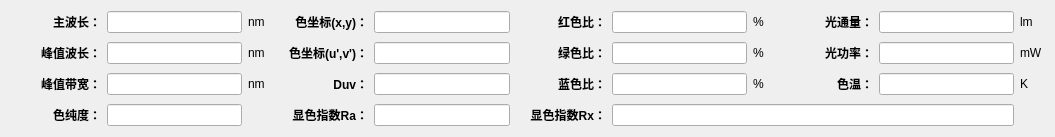
Above: SL2000/HDetailWidget2000.ui from hexianqi/QtCode before the change. Below: the same form after it.
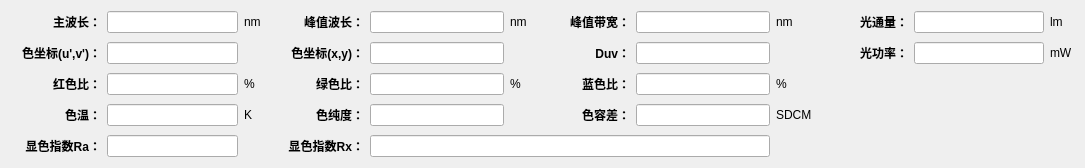
That is the form after the change.

Diff of the .ui file:
```diff
--- a/SL2000/HDetailWidget2000.ui
+++ b/SL2000/HDetailWidget2000.ui
@@ -6,34 +6,18 @@
    <rect>
     <x>0</x>
     <y>0</y>
-    <width>1055</width>
-    <height>125</height>
+    <width>1085</width>
+    <height>154</height>
    </rect>
   </property>
   <layout class="QGridLayout" name="gridLayout">
    <property name="verticalSpacing">
     <number>9</number>
    </property>
-   <item row="0" column="0">
-    <widget class="QLabel" name="label_011">
+   <item row="4" column="1">
+    <widget class="QLineEdit" name="lineEdit_031">
      <property name="minimumSize">
       <size>
-       <width>90</width>
-       <height>0</height>
-      </size>
-     </property>
-     <property name="text">
-      <string>&lt;span style=&quot; font-weight:600;&quot;&gt;主波长：&lt;/span&gt;</string>
-     </property>
-     <property name="alignment">
-      <set>Qt::AlignRight|Qt::AlignTrailing|Qt::AlignVCenter</set>
-     </property>
-    </widget>
-   </item>
-   <item row="0" column="1">
-    <widget class="QLineEdit" name="lineEdit_001">
-     <property name="minimumSize">
-      <size>
        <width>100</width>
        <height>0</height>
       </size>
@@ -46,92 +30,8 @@
      </property>
     </widget>
    </item>
-   <item row="0" column="2">
-    <widget class="QLabel" name="label_312">
-     <property name="minimumSize">
-      <size>
-       <width>24</width>
-       <height>0</height>
-      </size>
-     </property>
-     <property name="text">
-      <string>&lt;font color=#000000&gt;nm&lt;/font&gt;</string>
-     </property>
-     <property name="alignment">
-      <set>Qt::AlignLeading|Qt::AlignLeft|Qt::AlignVCenter</set>
-     </property>
-    </widget>
-   </item>
-   <item row="0" column="3">
-    <widget class="QLabel" name="label_021">
-     <property name="minimumSize">
-      <size>
-       <width>90</width>
-       <height>0</height>
-      </size>
-     </property>
-     <property name="text">
-      <string>&lt;span style=&quot; font-weight:600;&quot;&gt;色坐标(x,y)：&lt;/span&gt;</string>
-     </property>
-     <property name="alignment">
-      <set>Qt::AlignRight|Qt::AlignTrailing|Qt::AlignVCenter</set>
-     </property>
-    </widget>
-   </item>
-   <item row="0" column="4">
-    <widget class="QLineEdit" name="lineEdit_002">
-     <property name="minimumSize">
-      <size>
-       <width>100</width>
-       <height>0</height>
-      </size>
-     </property>
-     <property name="alignment">
-      <set>Qt::AlignCenter</set>
-     </property>
-     <property name="readOnly">
-      <bool>true</bool>
-     </property>
-    </widget>
-   </item>
-   <item row="0" column="5">
-    <widget class="QLabel" name="label_041">
-     <property name="minimumSize">
-      <size>
-       <width>90</width>
-       <height>0</height>
-      </size>
-     </property>
-     <property name="text">
-      <string>&lt;!DOCTYPE HTML PUBLIC &quot;-//W3C//DTD HTML 4.0//EN&quot; &quot;http://www.w3.org/TR/REC-html40/strict.dtd&quot;&gt;
-&lt;html&gt;&lt;head&gt;&lt;meta name=&quot;qrichtext&quot; content=&quot;1&quot; /&gt;&lt;style type=&quot;text/css&quot;&gt;
-p, li { white-space: pre-wrap; }
-&lt;/style&gt;&lt;/head&gt;&lt;body style=&quot; font-family:'SimSun'; font-size:9pt; font-weight:400; font-style:normal;&quot;&gt;
-&lt;p style=&quot; margin-top:0px; margin-bottom:0px; margin-left:0px; margin-right:0px; -qt-block-indent:0; text-indent:0px;&quot;&gt;&lt;span style=&quot; font-weight:600;&quot;&gt;红色比：&lt;/span&gt;&lt;/p&gt;&lt;/body&gt;&lt;/html&gt;</string>
-     </property>
-     <property name="alignment">
-      <set>Qt::AlignRight|Qt::AlignTrailing|Qt::AlignVCenter</set>
-     </property>
-    </widget>
-   </item>
-   <item row="0" column="6">
-    <widget class="QLineEdit" name="lineEdit_003">
-     <property name="minimumSize">
-      <size>
-       <width>100</width>
-       <height>0</height>
-      </size>
-     </property>
-     <property name="alignment">
-      <set>Qt::AlignCenter</set>
-     </property>
-     <property name="readOnly">
-      <bool>true</bool>
-     </property>
-    </widget>
-   </item>
-   <item row="0" column="7">
-    <widget class="QLabel" name="label_332">
+   <item row="3" column="5">
+    <widget class="QLabel" name="label_310">
      <property name="minimumSize">
       <size>
        <width>24</width>
@@ -150,39 +50,7 @@
      </property>
     </widget>
    </item>
-   <item row="0" column="8">
-    <widget class="QLabel" name="label_001">
-     <property name="minimumSize">
-      <size>
-       <width>90</width>
-       <height>0</height>
-      </size>
-     </property>
-     <property name="text">
-      <string>&lt;span style=&quot; font-weight:600;&quot;&gt;光通量：&lt;/span&gt;</string>
-     </property>
-     <property name="alignment">
-      <set>Qt::AlignRight|Qt::AlignTrailing|Qt::AlignVCenter</set>
-     </property>
-    </widget>
-   </item>
-   <item row="0" column="9">
-    <widget class="QLineEdit" name="lineEdit_004">
-     <property name="minimumSize">
-      <size>
-       <width>100</width>
-       <height>0</height>
-      </size>
-     </property>
-     <property name="alignment">
-      <set>Qt::AlignCenter</set>
-     </property>
-     <property name="readOnly">
-      <bool>true</bool>
-     </property>
-    </widget>
-   </item>
-   <item row="0" column="10">
+   <item row="1" column="11">
     <widget class="QLabel" name="label_301">
      <property name="minimumSize">
       <size>
@@ -198,8 +66,120 @@
      </property>
     </widget>
    </item>
+   <item row="1" column="10">
+    <widget class="QLineEdit" name="lineEdit_004">
+     <property name="minimumSize">
+      <size>
+       <width>100</width>
+       <height>0</height>
+      </size>
+     </property>
+     <property name="alignment">
+      <set>Qt::AlignCenter</set>
+     </property>
+     <property name="readOnly">
+      <bool>true</bool>
+     </property>
+    </widget>
+   </item>
+   <item row="4" column="3">
+    <widget class="QLabel" name="label_032">
+     <property name="minimumSize">
+      <size>
+       <width>90</width>
+       <height>0</height>
+      </size>
+     </property>
+     <property name="text">
+      <string>&lt;span style=&quot; font-weight:600;&quot;&gt;色纯度：&lt;/span&gt;</string>
+     </property>
+     <property name="alignment">
+      <set>Qt::AlignRight|Qt::AlignTrailing|Qt::AlignVCenter</set>
+     </property>
+    </widget>
+   </item>
+   <item row="4" column="2">
+    <widget class="QLabel" name="label_307">
+     <property name="minimumSize">
+      <size>
+       <width>24</width>
+       <height>0</height>
+      </size>
+     </property>
+     <property name="text">
+      <string>&lt;font color=#000000&gt;K&lt;/sup&gt;&lt;/font&gt;</string>
+     </property>
+     <property name="alignment">
+      <set>Qt::AlignLeading|Qt::AlignLeft|Qt::AlignVCenter</set>
+     </property>
+    </widget>
+   </item>
+   <item row="4" column="0">
+    <widget class="QLabel" name="label_031">
+     <property name="minimumSize">
+      <size>
+       <width>90</width>
+       <height>0</height>
+      </size>
+     </property>
+     <property name="text">
+      <string>&lt;span style=&quot; font-weight:600;&quot;&gt;色温：&lt;/span&gt;</string>
+     </property>
+     <property name="alignment">
+      <set>Qt::AlignRight|Qt::AlignTrailing|Qt::AlignVCenter</set>
+     </property>
+    </widget>
+   </item>
+   <item row="4" column="7">
+    <widget class="QLineEdit" name="lineEdit_033">
+     <property name="minimumSize">
+      <size>
+       <width>100</width>
+       <height>0</height>
+      </size>
+     </property>
+     <property name="alignment">
+      <set>Qt::AlignCenter</set>
+     </property>
+     <property name="readOnly">
+      <bool>true</bool>
+     </property>
+    </widget>
+   </item>
+   <item row="5" column="0">
+    <widget class="QLabel" name="label_051">
+     <property name="minimumSize">
+      <size>
+       <width>90</width>
+       <height>0</height>
+      </size>
+     </property>
+     <property name="text">
+      <string>&lt;span style=&quot; font-weight:600;&quot;&gt;显色指数Ra：&lt;/span&gt;</string>
+     </property>
+     <property name="alignment">
+      <set>Qt::AlignRight|Qt::AlignTrailing|Qt::AlignVCenter</set>
+     </property>
+    </widget>
+   </item>
+   <item row="1" column="2">
+    <widget class="QLabel" name="label_304">
+     <property name="minimumSize">
+      <size>
+       <width>24</width>
+       <height>0</height>
+      </size>
+     </property>
+     <property name="text">
+      <string>&lt;font color=#000000&gt;nm&lt;/font&gt;</string>
+     </property>
+     <property name="alignment">
+      <set>Qt::AlignLeading|Qt::AlignLeft|Qt::AlignVCenter</set>
+     </property>
+    </widget>
+   </item>
    <item row="1" column="0">
-    <widget class="QLabel" name="label_012">
+    <widget class="QLabel" name="label_001">
      <property name="minimumSize">
       <size>
        <width>90</width>
@@ -207,15 +187,31 @@
       </size>
      </property>
      <property name="text">
-      <string>&lt;span style=&quot; font-weight:600;&quot;&gt;峰值波长：&lt;/span&gt;</string>
+      <string>&lt;span style=&quot; font-weight:600;&quot;&gt;主波长：&lt;/span&gt;</string>
      </property>
      <property name="alignment">
       <set>Qt::AlignRight|Qt::AlignTrailing|Qt::AlignVCenter</set>
      </property>
     </widget>
    </item>
+   <item row="1" column="8">
+    <widget class="QLabel" name="label_305">
+     <property name="minimumSize">
+      <size>
+       <width>24</width>
+       <height>0</height>
+      </size>
+     </property>
+     <property name="text">
+      <string>&lt;font color=#000000&gt;nm&lt;/font&gt;</string>
+     </property>
+     <property name="alignment">
+      <set>Qt::AlignLeading|Qt::AlignLeft|Qt::AlignVCenter</set>
+     </property>
+    </widget>
+   </item>
    <item row="1" column="1">
-    <widget class="QLineEdit" name="lineEdit_011">
+    <widget class="QLineEdit" name="lineEdit_001">
      <property name="minimumSize">
       <size>
        <width>100</width>
@@ -230,39 +226,7 @@
      </property>
     </widget>
    </item>
-   <item row="1" column="2">
-    <widget class="QLabel" name="label_311">
-     <property name="minimumSize">
-      <size>
-       <width>24</width>
-       <height>0</height>
-      </size>
-     </property>
-     <property name="text">
-      <string>&lt;font color=#000000&gt;nm&lt;/font&gt;</string>
-     </property>
-     <property name="alignment">
-      <set>Qt::AlignLeading|Qt::AlignLeft|Qt::AlignVCenter</set>
-     </property>
-    </widget>
-   </item>
-   <item row="1" column="3">
-    <widget class="QLabel" name="label_022">
-     <property name="minimumSize">
-      <size>
-       <width>90</width>
-       <height>0</height>
-      </size>
-     </property>
-     <property name="text">
-      <string>&lt;span style=&quot; font-weight:600;&quot;&gt;色坐标(u',v')：&lt;/span&gt;</string>
-     </property>
-     <property name="alignment">
-      <set>Qt::AlignRight|Qt::AlignTrailing|Qt::AlignVCenter</set>
-     </property>
-    </widget>
-   </item>
-   <item row="1" column="4">
+   <item row="2" column="4">
     <widget class="QLineEdit" name="lineEdit_012">
      <property name="minimumSize">
       <size>
@@ -278,8 +242,8 @@
      </property>
     </widget>
    </item>
-   <item row="1" column="5">
-    <widget class="QLabel" name="label_042">
+   <item row="3" column="3">
+    <widget class="QLabel" name="label_022">
      <property name="minimumSize">
       <size>
        <width>90</width>
@@ -298,8 +262,8 @@
      </property>
     </widget>
    </item>
-   <item row="1" column="6">
-    <widget class="QLineEdit" name="lineEdit_013">
+   <item row="1" column="4">
+    <widget class="QLineEdit" name="lineEdit_002">
      <property name="minimumSize">
       <size>
        <width>100</width>
@@ -314,76 +278,24 @@
      </property>
     </widget>
    </item>
-   <item row="1" column="7">
-    <widget class="QLabel" name="label_334">
-     <property name="minimumSize">
-      <size>
-       <width>24</width>
-       <height>0</height>
-      </size>
-     </property>
-     <property name="text">
-      <string>&lt;!DOCTYPE HTML PUBLIC &quot;-//W3C//DTD HTML 4.0//EN&quot; &quot;http://www.w3.org/TR/REC-html40/strict.dtd&quot;&gt;
-&lt;html&gt;&lt;head&gt;&lt;meta name=&quot;qrichtext&quot; content=&quot;1&quot; /&gt;&lt;style type=&quot;text/css&quot;&gt;
-p, li { white-space: pre-wrap; }
-&lt;/style&gt;&lt;/head&gt;&lt;body style=&quot; font-family:'SimSun'; font-size:9pt; font-weight:400; font-style:normal;&quot;&gt;
-&lt;p style=&quot; margin-top:0px; margin-bottom:0px; margin-left:0px; margin-right:0px; -qt-block-indent:0; text-indent:0px;&quot;&gt;&lt;span style=&quot; color:#000000;&quot;&gt;%&lt;/span&gt;&lt;/p&gt;&lt;/body&gt;&lt;/html&gt;</string>
-     </property>
-     <property name="alignment">
-      <set>Qt::AlignLeading|Qt::AlignLeft|Qt::AlignVCenter</set>
-     </property>
-    </widget>
-   </item>
-   <item row="1" column="8">
-    <widget class="QLabel" name="label_002">
-     <property name="minimumSize">
-      <size>
-       <width>90</width>
-       <height>0</height>
-      </size>
-     </property>
-     <property name="text">
-      <string>&lt;span style=&quot; font-weight:600;&quot;&gt;光功率：&lt;/span&gt;</string>
-     </property>
-     <property name="alignment">
-      <set>Qt::AlignRight|Qt::AlignTrailing|Qt::AlignVCenter</set>
-     </property>
-    </widget>
-   </item>
-   <item row="1" column="9">
-    <widget class="QLineEdit" name="lineEdit_014">
-     <property name="minimumSize">
-      <size>
-       <width>100</width>
-       <height>0</height>
-      </size>
-     </property>
-     <property name="alignment">
-      <set>Qt::AlignCenter</set>
-     </property>
-     <property name="readOnly">
-      <bool>true</bool>
-     </property>
-    </widget>
-   </item>
-   <item row="1" column="10">
-    <widget class="QLabel" name="label_302">
-     <property name="minimumSize">
-      <size>
-       <width>24</width>
-       <height>0</height>
-      </size>
-     </property>
-     <property name="text">
-      <string>&lt;font color=#000000&gt;mW&lt;/font&gt;</string>
-     </property>
-     <property name="alignment">
-      <set>Qt::AlignLeading|Qt::AlignLeft|Qt::AlignVCenter</set>
-     </property>
-    </widget>
-   </item>
    <item row="2" column="0">
-    <widget class="QLabel" name="label_013">
+    <widget class="QLabel" name="label_011">
+     <property name="minimumSize">
+      <size>
+       <width>90</width>
+       <height>0</height>
+      </size>
+     </property>
+     <property name="text">
+      <string>&lt;span style=&quot; font-weight:600;&quot;&gt;色坐标(u',v')：&lt;/span&gt;</string>
+     </property>
+     <property name="alignment">
+      <set>Qt::AlignRight|Qt::AlignTrailing|Qt::AlignVCenter</set>
+     </property>
+    </widget>
+   </item>
+   <item row="1" column="6">
+    <widget class="QLabel" name="label_003">
      <property name="minimumSize">
       <size>
        <width>90</width>
@@ -398,24 +310,8 @@
      </property>
     </widget>
    </item>
-   <item row="2" column="1">
-    <widget class="QLineEdit" name="lineEdit_021">
-     <property name="minimumSize">
-      <size>
-       <width>100</width>
-       <height>0</height>
-      </size>
-     </property>
-     <property name="alignment">
-      <set>Qt::AlignCenter</set>
-     </property>
-     <property name="readOnly">
-      <bool>true</bool>
-     </property>
-    </widget>
-   </item>
-   <item row="2" column="2">
-    <widget class="QLabel" name="label_313">
+   <item row="3" column="8">
+    <widget class="QLabel" name="label_309">
      <property name="minimumSize">
       <size>
        <width>24</width>
@@ -423,14 +319,50 @@
       </size>
      </property>
      <property name="text">
-      <string>&lt;font color=#000000&gt;nm&lt;/font&gt;</string>
+      <string>&lt;!DOCTYPE HTML PUBLIC &quot;-//W3C//DTD HTML 4.0//EN&quot; &quot;http://www.w3.org/TR/REC-html40/strict.dtd&quot;&gt;
+&lt;html&gt;&lt;head&gt;&lt;meta name=&quot;qrichtext&quot; content=&quot;1&quot; /&gt;&lt;style type=&quot;text/css&quot;&gt;
+p, li { white-space: pre-wrap; }
+&lt;/style&gt;&lt;/head&gt;&lt;body style=&quot; font-family:'SimSun'; font-size:9pt; font-weight:400; font-style:normal;&quot;&gt;
+&lt;p style=&quot; margin-top:0px; margin-bottom:0px; margin-left:0px; margin-right:0px; -qt-block-indent:0; text-indent:0px;&quot;&gt;&lt;span style=&quot; color:#000000;&quot;&gt;%&lt;/span&gt;&lt;/p&gt;&lt;/body&gt;&lt;/html&gt;</string>
      </property>
      <property name="alignment">
       <set>Qt::AlignLeading|Qt::AlignLeft|Qt::AlignVCenter</set>
      </property>
     </widget>
    </item>
-   <item row="2" column="3">
+   <item row="4" column="4">
+    <widget class="QLineEdit" name="lineEdit_032">
+     <property name="minimumSize">
+      <size>
+       <width>100</width>
+       <height>0</height>
+      </size>
+     </property>
+     <property name="alignment">
+      <set>Qt::AlignCenter</set>
+     </property>
+     <property name="readOnly">
+      <bool>true</bool>
+     </property>
+    </widget>
+   </item>
+   <item row="2" column="10">
+    <widget class="QLineEdit" name="lineEdit_014">
+     <property name="minimumSize">
+      <size>
+       <width>100</width>
+       <height>0</height>
+      </size>
+     </property>
+     <property name="alignment">
+      <set>Qt::AlignCenter</set>
+     </property>
+     <property name="readOnly">
+      <bool>true</bool>
+     </property>
+    </widget>
+   </item>
+   <item row="3" column="6">
     <widget class="QLabel" name="label_023">
      <property name="minimumSize">
       <size>
@@ -439,38 +371,6 @@
       </size>
      </property>
      <property name="text">
-      <string>&lt;span style=&quot; font-weight:600;&quot;&gt;Duv：&lt;/span&gt;</string>
-     </property>
-     <property name="alignment">
-      <set>Qt::AlignRight|Qt::AlignTrailing|Qt::AlignVCenter</set>
-     </property>
-    </widget>
-   </item>
-   <item row="2" column="4">
-    <widget class="QLineEdit" name="lineEdit_022">
-     <property name="minimumSize">
-      <size>
-       <width>100</width>
-       <height>0</height>
-      </size>
-     </property>
-     <property name="alignment">
-      <set>Qt::AlignCenter</set>
-     </property>
-     <property name="readOnly">
-      <bool>true</bool>
-     </property>
-    </widget>
-   </item>
-   <item row="2" column="5">
-    <widget class="QLabel" name="label_043">
-     <property name="minimumSize">
-      <size>
-       <width>90</width>
-       <height>0</height>
-      </size>
-     </property>
-     <property name="text">
       <string>&lt;!DOCTYPE HTML PUBLIC &quot;-//W3C//DTD HTML 4.0//EN&quot; &quot;http://www.w3.org/TR/REC-html40/strict.dtd&quot;&gt;
 &lt;html&gt;&lt;head&gt;&lt;meta name=&quot;qrichtext&quot; content=&quot;1&quot; /&gt;&lt;style type=&quot;text/css&quot;&gt;
 p, li { white-space: pre-wrap; }
@@ -482,60 +382,8 @@
      </property>
     </widget>
    </item>
-   <item row="2" column="6">
-    <widget class="QLineEdit" name="lineEdit_023">
-     <property name="minimumSize">
-      <size>
-       <width>100</width>
-       <height>0</height>
-      </size>
-     </property>
-     <property name="alignment">
-      <set>Qt::AlignCenter</set>
-     </property>
-     <property name="readOnly">
-      <bool>true</bool>
-     </property>
-    </widget>
-   </item>
    <item row="2" column="7">
-    <widget class="QLabel" name="label_333">
-     <property name="minimumSize">
-      <size>
-       <width>24</width>
-       <height>0</height>
-      </size>
-     </property>
-     <property name="text">
-      <string>&lt;!DOCTYPE HTML PUBLIC &quot;-//W3C//DTD HTML 4.0//EN&quot; &quot;http://www.w3.org/TR/REC-html40/strict.dtd&quot;&gt;
-&lt;html&gt;&lt;head&gt;&lt;meta name=&quot;qrichtext&quot; content=&quot;1&quot; /&gt;&lt;style type=&quot;text/css&quot;&gt;
-p, li { white-space: pre-wrap; }
-&lt;/style&gt;&lt;/head&gt;&lt;body style=&quot; font-family:'SimSun'; font-size:9pt; font-weight:400; font-style:normal;&quot;&gt;
-&lt;p style=&quot; margin-top:0px; margin-bottom:0px; margin-left:0px; margin-right:0px; -qt-block-indent:0; text-indent:0px;&quot;&gt;&lt;span style=&quot; color:#000000;&quot;&gt;%&lt;/span&gt;&lt;/p&gt;&lt;/body&gt;&lt;/html&gt;</string>
-     </property>
-     <property name="alignment">
-      <set>Qt::AlignLeading|Qt::AlignLeft|Qt::AlignVCenter</set>
-     </property>
-    </widget>
-   </item>
-   <item row="2" column="8">
-    <widget class="QLabel" name="label_031">
-     <property name="minimumSize">
-      <size>
-       <width>90</width>
-       <height>0</height>
-      </size>
-     </property>
-     <property name="text">
-      <string>&lt;span style=&quot; font-weight:600;&quot;&gt;色温：&lt;/span&gt;</string>
-     </property>
-     <property name="alignment">
-      <set>Qt::AlignRight|Qt::AlignTrailing|Qt::AlignVCenter</set>
-     </property>
-    </widget>
-   </item>
-   <item row="2" column="9">
-    <widget class="QLineEdit" name="lineEdit_024">
+    <widget class="QLineEdit" name="lineEdit_013">
      <property name="minimumSize">
       <size>
        <width>100</width>
@@ -550,24 +398,24 @@
      </property>
     </widget>
    </item>
-   <item row="2" column="10">
-    <widget class="QLabel" name="label_331">
+   <item row="1" column="9">
+    <widget class="QLabel" name="label_004">
      <property name="minimumSize">
       <size>
-       <width>24</width>
+       <width>90</width>
        <height>0</height>
       </size>
      </property>
      <property name="text">
-      <string>&lt;font color=#000000&gt;K&lt;/sup&gt;&lt;/font&gt;</string>
+      <string>&lt;span style=&quot; font-weight:600;&quot;&gt;光通量：&lt;/span&gt;</string>
      </property>
      <property name="alignment">
-      <set>Qt::AlignLeading|Qt::AlignLeft|Qt::AlignVCenter</set>
+      <set>Qt::AlignRight|Qt::AlignTrailing|Qt::AlignVCenter</set>
      </property>
     </widget>
    </item>
    <item row="3" column="0">
-    <widget class="QLabel" name="label_032">
+    <widget class="QLabel" name="label_021">
      <property name="minimumSize">
       <size>
        <width>90</width>
@@ -575,7 +423,27 @@
       </size>
      </property>
      <property name="text">
-      <string>&lt;span style=&quot; font-weight:600;&quot;&gt;色纯度：&lt;/span&gt;</string>
+      <string>&lt;!DOCTYPE HTML PUBLIC &quot;-//W3C//DTD HTML 4.0//EN&quot; &quot;http://www.w3.org/TR/REC-html40/strict.dtd&quot;&gt;
+&lt;html&gt;&lt;head&gt;&lt;meta name=&quot;qrichtext&quot; content=&quot;1&quot; /&gt;&lt;style type=&quot;text/css&quot;&gt;
+p, li { white-space: pre-wrap; }
+&lt;/style&gt;&lt;/head&gt;&lt;body style=&quot; font-family:'SimSun'; font-size:9pt; font-weight:400; font-style:normal;&quot;&gt;
+&lt;p style=&quot; margin-top:0px; margin-bottom:0px; margin-left:0px; margin-right:0px; -qt-block-indent:0; text-indent:0px;&quot;&gt;&lt;span style=&quot; font-weight:600;&quot;&gt;红色比：&lt;/span&gt;&lt;/p&gt;&lt;/body&gt;&lt;/html&gt;</string>
+     </property>
+     <property name="alignment">
+      <set>Qt::AlignRight|Qt::AlignTrailing|Qt::AlignVCenter</set>
+     </property>
+    </widget>
+   </item>
+   <item row="1" column="3">
+    <widget class="QLabel" name="label_002">
+     <property name="minimumSize">
+      <size>
+       <width>90</width>
+       <height>0</height>
+      </size>
+     </property>
+     <property name="text">
+      <string>&lt;span style=&quot; font-weight:600;&quot;&gt;峰值波长：&lt;/span&gt;</string>
      </property>
      <property name="alignment">
       <set>Qt::AlignRight|Qt::AlignTrailing|Qt::AlignVCenter</set>
@@ -583,7 +451,7 @@
     </widget>
    </item>
    <item row="3" column="1">
-    <widget class="QLineEdit" name="lineEdit_031">
+    <widget class="QLineEdit" name="lineEdit_021">
      <property name="minimumSize">
       <size>
        <width>100</width>
@@ -598,8 +466,8 @@
      </property>
     </widget>
    </item>
-   <item row="3" column="3">
-    <widget class="QLabel" name="label_051">
+   <item row="2" column="9">
+    <widget class="QLabel" name="label_014">
      <property name="minimumSize">
       <size>
        <width>90</width>
@@ -607,15 +475,115 @@
       </size>
      </property>
      <property name="text">
-      <string>&lt;span style=&quot; font-weight:600;&quot;&gt;显色指数Ra：&lt;/span&gt;</string>
+      <string>&lt;span style=&quot; font-weight:600;&quot;&gt;光功率：&lt;/span&gt;</string>
      </property>
      <property name="alignment">
       <set>Qt::AlignRight|Qt::AlignTrailing|Qt::AlignVCenter</set>
      </property>
     </widget>
    </item>
+   <item row="1" column="5">
+    <widget class="QLabel" name="label_303">
+     <property name="minimumSize">
+      <size>
+       <width>24</width>
+       <height>0</height>
+      </size>
+     </property>
+     <property name="text">
+      <string>&lt;font color=#000000&gt;nm&lt;/font&gt;</string>
+     </property>
+     <property name="alignment">
+      <set>Qt::AlignLeading|Qt::AlignLeft|Qt::AlignVCenter</set>
+     </property>
+    </widget>
+   </item>
+   <item row="2" column="1">
+    <widget class="QLineEdit" name="lineEdit_011">
+     <property name="minimumSize">
+      <size>
+       <width>100</width>
+       <height>0</height>
+      </size>
+     </property>
+     <property name="alignment">
+      <set>Qt::AlignCenter</set>
+     </property>
+     <property name="readOnly">
+      <bool>true</bool>
+     </property>
+    </widget>
+   </item>
+   <item row="3" column="2">
+    <widget class="QLabel" name="label_308">
+     <property name="minimumSize">
+      <size>
+       <width>24</width>
+       <height>0</height>
+      </size>
+     </property>
+     <property name="text">
+      <string>&lt;!DOCTYPE HTML PUBLIC &quot;-//W3C//DTD HTML 4.0//EN&quot; &quot;http://www.w3.org/TR/REC-html40/strict.dtd&quot;&gt;
+&lt;html&gt;&lt;head&gt;&lt;meta name=&quot;qrichtext&quot; content=&quot;1&quot; /&gt;&lt;style type=&quot;text/css&quot;&gt;
+p, li { white-space: pre-wrap; }
+&lt;/style&gt;&lt;/head&gt;&lt;body style=&quot; font-family:'SimSun'; font-size:9pt; font-weight:400; font-style:normal;&quot;&gt;
+&lt;p style=&quot; margin-top:0px; margin-bottom:0px; margin-left:0px; margin-right:0px; -qt-block-indent:0; text-indent:0px;&quot;&gt;&lt;span style=&quot; color:#000000;&quot;&gt;%&lt;/span&gt;&lt;/p&gt;&lt;/body&gt;&lt;/html&gt;</string>
+     </property>
+     <property name="alignment">
+      <set>Qt::AlignLeading|Qt::AlignLeft|Qt::AlignVCenter</set>
+     </property>
+    </widget>
+   </item>
+   <item row="3" column="7">
+    <widget class="QLineEdit" name="lineEdit_023">
+     <property name="minimumSize">
+      <size>
+       <width>100</width>
+       <height>0</height>
+      </size>
+     </property>
+     <property name="alignment">
+      <set>Qt::AlignCenter</set>
+     </property>
+     <property name="readOnly">
+      <bool>true</bool>
+     </property>
+    </widget>
+   </item>
+   <item row="1" column="7">
+    <widget class="QLineEdit" name="lineEdit_003">
+     <property name="minimumSize">
+      <size>
+       <width>100</width>
+       <height>0</height>
+      </size>
+     </property>
+     <property name="alignment">
+      <set>Qt::AlignCenter</set>
+     </property>
+     <property name="readOnly">
+      <bool>true</bool>
+     </property>
+    </widget>
+   </item>
+   <item row="2" column="11">
+    <widget class="QLabel" name="label_302">
+     <property name="minimumSize">
+      <size>
+       <width>24</width>
+       <height>0</height>
+      </size>
+     </property>
+     <property name="text">
+      <string>&lt;font color=#000000&gt;mW&lt;/font&gt;</string>
+     </property>
+     <property name="alignment">
+      <set>Qt::AlignLeading|Qt::AlignLeft|Qt::AlignVCenter</set>
+     </property>
+    </widget>
+   </item>
    <item row="3" column="4">
-    <widget class="QLineEdit" name="lineEdit_032">
+    <widget class="QLineEdit" name="lineEdit_022">
      <property name="minimumSize">
       <size>
        <width>100</width>
@@ -630,7 +598,39 @@
      </property>
     </widget>
    </item>
-   <item row="3" column="5">
+   <item row="2" column="3">
+    <widget class="QLabel" name="label_012">
+     <property name="minimumSize">
+      <size>
+       <width>90</width>
+       <height>0</height>
+      </size>
+     </property>
+     <property name="text">
+      <string>&lt;span style=&quot; font-weight:600;&quot;&gt;色坐标(x,y)：&lt;/span&gt;</string>
+     </property>
+     <property name="alignment">
+      <set>Qt::AlignRight|Qt::AlignTrailing|Qt::AlignVCenter</set>
+     </property>
+    </widget>
+   </item>
+   <item row="2" column="6">
+    <widget class="QLabel" name="label_013">
+     <property name="minimumSize">
+      <size>
+       <width>90</width>
+       <height>0</height>
+      </size>
+     </property>
+     <property name="text">
+      <string>&lt;span style=&quot; font-weight:600;&quot;&gt;Duv：&lt;/span&gt;</string>
+     </property>
+     <property name="alignment">
+      <set>Qt::AlignRight|Qt::AlignTrailing|Qt::AlignVCenter</set>
+     </property>
+    </widget>
+   </item>
+   <item row="5" column="3">
     <widget class="QLabel" name="label_052">
      <property name="minimumSize">
       <size>
@@ -646,8 +646,8 @@
      </property>
     </widget>
    </item>
-   <item row="3" column="6" colspan="4">
-    <widget class="QLineEdit" name="lineEdit_033">
+   <item row="5" column="4" colspan="4">
+    <widget class="QLineEdit" name="lineEdit_042">
      <property name="minimumSize">
       <size>
        <width>400</width>
@@ -665,6 +665,58 @@
      </property>
     </widget>
    </item>
+   <item row="5" column="1">
+    <widget class="QLineEdit" name="lineEdit_041">
+     <property name="minimumSize">
+      <size>
+       <width>100</width>
+       <height>0</height>
+      </size>
+     </property>
+     <property name="alignment">
+      <set>Qt::AlignCenter</set>
+     </property>
+     <property name="readOnly">
+      <bool>true</bool>
+     </property>
+    </widget>
+   </item>
+   <item row="4" column="6">
+    <widget class="QLabel" name="label_306">
+     <property name="minimumSize">
+      <size>
+       <width>90</width>
+       <height>0</height>
+      </size>
+     </property>
+     <property name="text">
+      <string>&lt;html&gt;&lt;head/&gt;&lt;body&gt;&lt;p&gt;&lt;span style=&quot; font-weight:600; color:#000000;&quot;&gt;色容差&lt;/span&gt;&lt;span style=&quot; font-weight:600;&quot;&gt;：&lt;/span&gt;&lt;/p&gt;&lt;/body&gt;&lt;/html&gt;</string>
+     </property>
+     <property name="alignment">
+      <set>Qt::AlignRight|Qt::AlignTrailing|Qt::AlignVCenter</set>
+     </property>
+    </widget>
+   </item>
+   <item row="4" column="8">
+    <widget class="QLabel" name="label_311">
+     <property name="minimumSize">
+      <size>
+       <width>24</width>
+       <height>0</height>
+      </size>
+     </property>
+     <property name="text">
+      <string>&lt;!DOCTYPE HTML PUBLIC &quot;-//W3C//DTD HTML 4.0//EN&quot; &quot;http://www.w3.org/TR/REC-html40/strict.dtd&quot;&gt;
+&lt;html&gt;&lt;head&gt;&lt;meta name=&quot;qrichtext&quot; content=&quot;1&quot; /&gt;&lt;style type=&quot;text/css&quot;&gt;
+p, li { white-space: pre-wrap; }
+&lt;/style&gt;&lt;/head&gt;&lt;body style=&quot; font-family:'SimSun'; font-size:9pt; font-weight:400; font-style:normal;&quot;&gt;
+&lt;p style=&quot; margin-top:0px; margin-bottom:0px; margin-left:0px; margin-right:0px; -qt-block-indent:0; text-indent:0px;&quot;&gt;&lt;span style=&quot; color:#000000;&quot;&gt;SDCM&lt;/span&gt;&lt;/p&gt;&lt;/body&gt;&lt;/html&gt;</string>
+     </property>
+     <property name="alignment">
+      <set>Qt::AlignLeading|Qt::AlignLeft|Qt::AlignVCenter</set>
+     </property>
+    </widget>
+   </item>
   </layout>
  </widget>
  <tabstops>
```
Left out of the diff: 6 changed lines with no effect on the pictures.
